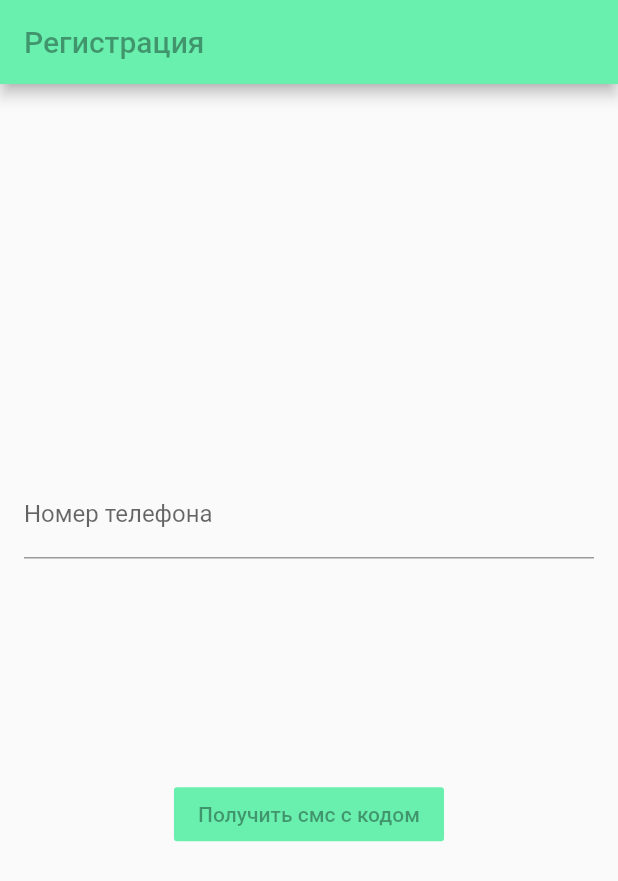
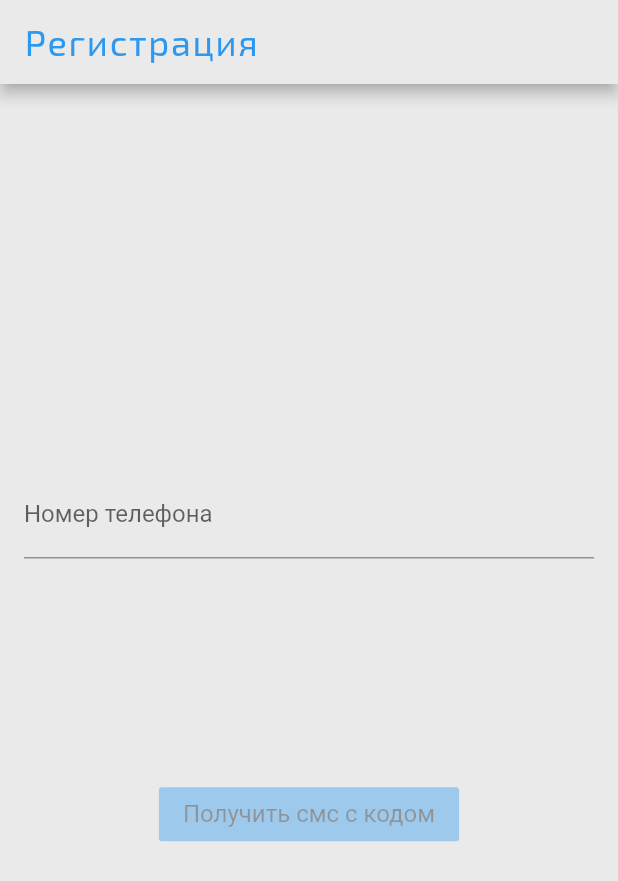
Before and after one commit to voodoo420/flutterFakultativLesson1, a Flutter app: the screen it shows after launch, on a phone screen of 412 x 824 dp. Shown: the top 881 px of the screen. Run offline on Flutter 3.47's test engine with Material 2 defaults, Android fonts, the phone set to English and light mode, and no system bars; our stand-ins replace cloud_firestore, firebase_auth, fluttertoast, shared_preferences; accounts and stored records are empty.

Commit message:
added third lessons code

```diff
--- a/lib/page2ios.dart
+++ /dev/null
@@ -1,87 +0,0 @@
-import 'package:flutter/cupertino.dart';
-import 'package:flutter/material.dart';
-
-import 'MainPage.dart';
-
-class SignInPage extends StatefulWidget {
-  @override
-  _SignInPageState createState() => _SignInPageState();
-}
-
-class _SignInPageState extends State<SignInPage> {
-  bool isCodeSend = false;
-  TextEditingController controller = TextEditingController();
-
-
-  @override
-  void initState() {
-    // TODO: implement initState
-    super.initState();
-  }
-
-  @override
-  Widget build(BuildContext context) {
-    return Scaffold(
-      appBar: AppBar(
-        title: Text(
-          "Регистрация",
-          style: TextStyle(color: Colors.black38),
-        ),
-        backgroundColor: Colors.greenAccent,
-      ),
-      body: Center(
-        child: Padding(
-          padding: const EdgeInsets.all(16.0),
-          child: isCodeSend?
-          Container(
-            height: 400,
-            child: Column(
-              mainAxisAlignment: MainAxisAlignment.spaceAround,
-              children: <Widget>[
-                TextFormField(
-                  controller: controller,
-                  decoration:
-                  InputDecoration(labelText: "Код из СМС", hintText: "код из смс"),
-                ),
-                FlatButton(
-                  color: Colors.greenAccent,
-                  onPressed: () {
-                   Navigator.of(context).push(MaterialPageRoute(builder: (BuildContext context) {
-                     return MainPage();
-                   }));
-                  },
-                  child: Text("Проверить код",
-                    style: TextStyle(color: Colors.black38),),
-                )
-              ],
-            ),
-          )
-              :  Container(
-            height: 400,
-            child: Column(
-              mainAxisAlignment: MainAxisAlignment.spaceAround,
-              children: <Widget>[
-                TextFormField(
-                  controller: controller,
-                  decoration:
-                      InputDecoration(labelText: "Номер телефона", hintText: "+7"),
-                ),
-                FlatButton(
-                  color: Colors.greenAccent,
-                  onPressed: () {
-                    setState(() {
-                      isCodeSend = true;
-                      controller.text = "";
-                    });
-                  },
-                  child: Text("Получить смс с кодом",
-                      style: TextStyle(color: Colors.black38),),
-                )
-              ],
-            ),
-          ),
-        ),
-      ),
-    );
-  }
-}
--- /dev/null
+++ b/lib/themes/colors.dart
@@ -0,0 +1,38 @@
+
+import 'package:flutter/material.dart';
+
+//Светлая тема
+const mainbackgroundlight = const Color(0xFFEAEAEA); //основной задний фон бади и апп бар
+const uplinelight = const Color(0xFFE2E2E2); //самая верхняя полоска
+const bluesimbolslight = const Color(0xFF2C98F0); //синий символ В вверху и число рядом с ним
+const appbartexstlight = const Color(0xFF141414); //оттенок черного текст и гамбургер в апп баре
+const boxlight = const Color(0xFFFFFFFF); //все боксы и контейнеры чисто белые
+const activbottombariconlight = const Color(0xFF2C98F0); //активная иконка нижнего бара и текст под ней - синий оттенок
+const noactivbottombariconlight = const Color(0xFF666666); //не активная иконка нижнего бара и текст под ней - серый оттенок
+const blueactivlight = const Color(0xFF1B5E9E); // активная иконка бокового меню и текст рядом c ней, фон уголка с номером игрока - синий оттенок
+const noactivsdrawericonlight = const Color(0xFF878787); // не активная иконка бокового меню и текст рядом c ней - синий оттенок
+const myprofiletextlight = const Color(0xFF818181); //надпись "Мой профиль" в боковом меню"
+const greyborderlight = const Color(0xFFCBCBCB); // серые бортики текст филдов
+const greytextfieldlight = const Color(0xFF616161); // серый текст подсказки внутри текст филдов
+const greytextbodylight = const Color(0xFF757575); // текст боди основной цвет
+const btngradientstartlight = const Color(0xff147DE1); // синие кнопки с градиентом
+const btngradientendlight = const Color(0xff1B5E9E); // синие кнопки с градиентом
+
+//Темная тема
+const mainbackgrounddark = const Color(0xFF3F3F3F); //основоной задний фон бади и апп бар, экран загрузки
+const uplinedark = const Color(0xFF353535); //самая верхняя полоска
+const bluesimbolsdark = const Color(0xFFFFFFFF); // чисто белый символ В вверху и число рядом с ним
+const appbartexstdark = const Color(0xFFFFFFFF); //чисто белый текст и гамбургер в апп баре
+const boxdark = const Color(0xFF4E4E4E); //все боксы и контейнеры, а также боковая панель и нижний бар - оттенок серого
+const activbottombaricondark = const Color(0xFFFFFFFF); //активная иконка нижнего бара и текст под ней - чисто белый
+const noactivbottombaricondark = const Color(0xFFC6C2C2); //не активная иконка нижнего бара и текст под ней - серый оттенок
+const activsdrawericondark = const Color(0xFFFFFFFF); // активная иконка бокового меню и текст рядом c ней - Чисто белый
+const blueactivdark = const Color(0xFF1B5E9E); //фон уголка с номером игрока - синий оттенок, такой же как у светлой темы
+const noactivsdrawericondark = const Color(0xFFC6C2C2); // не активная иконка бокового меню и текст рядом c ней - серый оттенок
+const myprofiletextdark = const Color(0xFF818181); //надпись "Мой профиль" в боковом меню" одинаокво со светлой темой
+const greybottondark = const Color(0xFFBEBEBE); // серые кнопки
+const greyborderdark = const Color(0xFFCBCBCB); // серые бортики текст филдов
+const greytextbodydark = const Color(0xFFF5F5F5); // текст боди основной цвет
+//const bluebottondark = const Color(linear-gradient(108.97deg, #147DE1 -13.75%, #1B5E9E 102.11%)); // синие кнопки с градиентом
+//общее
+const redSelected = const Color(0xFFFF0000); // те
--- /dev/null
+++ b/lib/themes/custom_theme.dart
@@ -0,0 +1,75 @@
+import 'package:flutterapp/main.dart';
+import 'package:flutterapp/themes/themes.dart';
+import 'package:flutter/material.dart';
+import 'package:flutter/widgets.dart';
+
+class _CustomTheme extends InheritedWidget {
+  final CustomThemeState data;
+
+  _CustomTheme({
+    this.data,
+    Key key,
+    @required Widget child,
+  }) : super(key: key, child: child);
+
+  @override
+  bool updateShouldNotify(_CustomTheme oldWidget) {
+    return true;
+  }
+}
+
+class CustomTheme extends StatefulWidget {
+  final Widget child;
+  final MyThemeKeys initialThemeKey;
+
+  const CustomTheme({
+    Key key,
+    this.initialThemeKey,
+    @required this.child,
+  }) : super(key: key);
+
+  @override
+  CustomThemeState createState() => new CustomThemeState();
+
+  static ThemeData of(BuildContext context) {
+    _CustomTheme inherited =
+        (context.dependOnInheritedWidgetOfExactType<_CustomTheme>());
+    return inherited.data.theme;
+  }
+
+  static CustomThemeState instanceOf(BuildContext context) {
+    _CustomTheme inherited =
+        (context.dependOnInheritedWidgetOfExactType<_CustomTheme>());
+    return inherited.data;
+  }
+}
+
+class CustomThemeState extends State<CustomTheme> {
+  ThemeData _theme;
+
+  ThemeData get theme => _theme;
+  MyThemeKeys mythemeKey;
+
+  @override
+  initState() {
+    mythemeKey=widget.initialThemeKey;
+    _theme = MyThemes.getThemeFromKey(mythemeKey);
+    super.initState();
+  }
+
+  void changeTheme(MyThemeKeys themeKey) {
+    setState(() {
+      _theme = MyThemes.getThemeFromKey(themeKey);
+      mythemeKey=themeKey;
+      prefs.setBool("isDarkTeme", mythemeKey == MyThemeKeys.DARK);
+    });
+  }
+
+  @override
+  Widget build(BuildContext context) {
+    return new _CustomTheme(
+      data: this,
+      child: widget.child,
+    );
+  }
+}
--- /dev/null
+++ b/lib/themes/themes.dart
@@ -0,0 +1,142 @@
+import 'package:flutter/material.dart';
+
+import 'colors.dart';
+
+enum MyThemeKeys {LIGHT, DARK}
+
+class MyThemes {
+
+  static final ThemeData lightThemeFcNnFonts = ThemeData(
+
+    primaryColor: mainbackgroundlight,
+    primaryColorDark: mainbackgroundlight,
+    backgroundColor: mainbackgroundlight,
+    accentColor: activbottombariconlight,
+    scaffoldBackgroundColor: mainbackgroundlight,
+    dialogBackgroundColor: Colors.greenAccent,
+    brightness: Brightness.light,
+    cardColor: boxlight,
+    appBarTheme: AppBarTheme(
+      color: mainbackgroundlight,
+    ),
+    textTheme: TextTheme(
+      caption: TextStyle(color: redSelected, fontFamily: "exo",fontSize: 16 ),
+      bodyText1: TextStyle(color: greytextbodylight),
+      bodyText2: TextStyle(color: greytextbodylight,
+        fontSize: 13,
+        fontFamily: "exo",
+      ),
+
+      headline5: TextStyle(
+        fontSize: 20,
+        fontFamily: "exo",
+        color: appbartexstlight,
+          fontWeight: FontWeight.w700
+      ),
+
+      headline6: TextStyle(
+          color: appbartexstlight,
+          fontSize: 24,
+          fontFamily: "exo",
+          letterSpacing: 1.1,
+          fontWeight: FontWeight.w700
+      ),
+
+      subtitle2: TextStyle(color: appbartexstlight, fontSize: 20),
+
+      headline4: TextStyle(
+          color: noactivsdrawericonlight,
+          fontSize: 24,
+          fontFamily: "exo",
+          letterSpacing: 1.1),
+
+      // боковое меню  Веделенное текст и цвет иконок
+      headline3: TextStyle(
+          color: activbottombariconlight,
+          fontSize: 24,
+          fontFamily: "exo",
+          letterSpacing: 1.1),
+
+    ),
+    primaryIconTheme: IconThemeData(color: appbartexstlight),
+    tabBarTheme: TabBarTheme(
+        unselectedLabelStyle: TextStyle(color: noactivbottombariconlight),
+        labelStyle: TextStyle(color: activbottombariconlight),
+        labelColor: activbottombariconlight,
+        unselectedLabelColor: noactivbottombariconlight),
+  );
+  static final ThemeData darkThemeFcNnFonts = ThemeData(
+    primaryColor: mainbackgrounddark,
+    primaryColorDark: mainbackgrounddark,
+    backgroundColor: mainbackgrounddark,
+    accentColor: blueactivdark,
+    scaffoldBackgroundColor: mainbackgrounddark,
+    dialogBackgroundColor: Colors.black54,
+    brightness: Brightness.dark,
+    cardColor: boxdark,
+    appBarTheme: AppBarTheme(
+      color: mainbackgrounddark,
+    ),
+    textTheme: TextTheme(
+      caption: TextStyle(color: redSelected, fontFamily: "exo",fontSize: 16 ),
+      bodyText1: TextStyle(color: greytextbodydark),
+      bodyText2: TextStyle(color: greytextbodydark,
+        fontSize: 13,
+        fontFamily: "exo",
+      ),
+
+      headline5: TextStyle(
+        fontFamily: "exo",
+        fontSize: 20,
+        color: appbartexstdark,
+          fontWeight: FontWeight.w700
+      ),
+
+      headline6: TextStyle(
+          color: appbartexstdark,
+          fontSize: 24,
+          fontFamily: "exo",
+          letterSpacing: 1.1,
+          fontWeight: FontWeight.w700
+      ),
+
+      subtitle2: TextStyle(color: appbartexstdark, fontSize: 18),
+
+      headline4: TextStyle(
+          color: noactivsdrawericondark,
+          fontSize: 24,
+          fontFamily: "exo",
+          letterSpacing: 1.1,
+          fontWeight: FontWeight.w700
+      ),
+
+      // боковое меню  Веделенное текст и цвет иконок
+      headline3: TextStyle(
+          color: activbottombariconlight,
+          fontSize: 24,
+          fontFamily: "exo",
+          letterSpacing: 1.1,
+          fontWeight: FontWeight.w700
+      ),
+    ),
+
+
+    primaryIconTheme: IconThemeData(color: appbartexstdark),
+    tabBarTheme: TabBarTheme(
+        unselectedLabelStyle: TextStyle(color: noactivbottombaricondark),
+        labelStyle: TextStyle(color: activbottombariconlight),
+        labelColor: activbottombariconlight,
+        unselectedLabelColor: noactivbottombaricondark),
+  );
+
+  static ThemeData getThemeFromKey(MyThemeKeys themeKey) {
+    switch (themeKey) {
+      case MyThemeKeys.LIGHT:
+        return lightThemeFcNnFonts;
+      case MyThemeKeys.DARK:
+        return darkThemeFcNnFonts;
+      default:
+        return lightThemeFcNnFonts;
+    }
+  }
+}
--- /dev/null
+++ b/lib/ui/pages/SignInPage.dart
@@ -0,0 +1,196 @@
+import 'package:firebase_auth/firebase_auth.dart';
+import 'package:flutter/cupertino.dart';
+import 'package:flutter/material.dart';
+import 'package:fluttertoast/fluttertoast.dart';
+
+import '../../main.dart';
+import 'MainPage.dart';
+
+class SignInPage extends StatefulWidget {
+  @override
+  _SignInPageState createState() => _SignInPageState();
+}
+
+class _SignInPageState extends State<SignInPage> {
+  bool isCodeSend = false;
+  TextEditingController controllerPhoneNumber = TextEditingController();
+  TextEditingController controllerCode = TextEditingController();
+  String _verificationId;
+  bool isPhoneNumberFull = false;
+
+  @override
+  void initState() {
+    // TODO: implement initState
+    super.initState();
+  }
+
+  void _onVerifyCode() async {
+    setState(() {
+      isCodeSend = true;
+    });
+    final PhoneVerificationCompleted verificationCompleted =
+        (AuthCredential phoneAuthCredential) {
+      auth.signInWithCredential(phoneAuthCredential).then((AuthResult value) {
+        if (value.user != null) {
+          user = value.user;
+          // Handle loogged in state
+          print(value.user.phoneNumber);
+          if (value.user.displayName != null) {
+            Navigator.pushReplacement(
+                context, MaterialPageRoute(builder: (context) => MainPage()));
+          } else {
+            Navigator.pushReplacement(
+                context, MaterialPageRoute(builder: (context) => MainPage()));
+          }
+        } else {
+          showToast("error_validation_otp");
+        }
+      }).catchError((error) {
+        showToast(error.toString());
+      });
+    };
+    final PhoneVerificationFailed verificationFailed =
+        (AuthException authException) {
+      showToast(authException.message, color: Colors.red);
+      setState(() {
+        isCodeSend = false;
+      });
+    };
+
+    final PhoneCodeSent codeSent =
+        (String verificationId, [int forceResendingToken]) async {
+      _verificationId = verificationId;
+      setState(() {
+        _verificationId = verificationId;
+      });
+    };
+    final PhoneCodeAutoRetrievalTimeout codeAutoRetrievalTimeout =
+        (String verificationId) {
+      _verificationId = verificationId;
+      setState(() {
+        _verificationId = verificationId;
+      });
+    };
+
+    await auth.verifyPhoneNumber(
+        phoneNumber: "+${controllerPhoneNumber.text}",
+        timeout: const Duration(seconds: 60),
+        verificationCompleted: verificationCompleted,
+        verificationFailed: verificationFailed,
+        codeSent: codeSent,
+        codeAutoRetrievalTimeout: codeAutoRetrievalTimeout);
+  }
+
+  void showToast(message, {Color color = Colors.black}) {
+    print(message);
+    Fluttertoast.showToast(
+        msg: message,
+        toastLength: Toast.LENGTH_LONG,
+        gravity: ToastGravity.CENTER,
+        timeInSecForIosWeb: 1,
+        backgroundColor: color,
+        textColor: Colors.white,
+        fontSize: 16.0);
+  }
+
+  void _onFormSubmitted() async {
+    AuthCredential _authCredential = PhoneAuthProvider.getCredential(
+        verificationId: _verificationId, smsCode: controllerCode.text);
+
+    auth.signInWithCredential(_authCredential).then((AuthResult value) {
+      if (value.user != null) {
+        user = value.user;
+        // Handle loogged in state
+        print(value.user.phoneNumber);
+        if (value.user.displayName != null) {
+          Navigator.pushReplacement(
+              context, MaterialPageRoute(builder: (context) => MainPage()));
+        } else {
+          Navigator.pushReplacement(
+              context, MaterialPageRoute(builder: (context) => MainPage()));
+        }
+      } else {
+        showToast("error_validation_otp", color: Colors.red);
+      }
+    }).catchError((error) {
+      showToast("something_went_wrong");
+    });
+  }
+
+  @override
+  Widget build(BuildContext context) {
+    return Scaffold(
+      appBar: AppBar(
+        title: Text(
+          "Регистрация",
+          style: Theme.of(context).textTheme.headline3,
+        ),
+        backgroundColor: Theme.of(context).appBarTheme.color,
+      ),
+      body: Center(
+        child: Padding(
+          padding: const EdgeInsets.all(16.0),
+          child: isCodeSend
+              ? Container(
+                  height: 400,
+                  child: Column(
+                    mainAxisAlignment: MainAxisAlignment.spaceAround,
+                    children: <Widget>[
+                      TextFormField(
+                        controller: controllerCode,
+                        decoration: InputDecoration(
+                            labelText: "Код из СМС", hintText: "код из смс"),
+                      ),
+                      FlatButton(
+                        color: Theme.of(context).accentColor,
+                        onPressed: () {
+                          _onFormSubmitted();
+                        },
+                        child: Text(
+                          "Проверить код",
+                          style: Theme.of(context).textTheme.subtitle1,
+                        ),
+                      )
+                    ],
+                  ),
+                )
+              : Container(
+                  height: 400,
+                  child: Column(
+                    mainAxisAlignment: MainAxisAlignment.spaceAround,
+                    children: <Widget>[
+                      TextFormField(
+                        onChanged: (value) {
+                          if (value == "8") controllerPhoneNumber.text = "7";
+                          setState(() {
+                            isPhoneNumberFull = value.length > 10;
+                          });
+                        },
+                        controller: controllerPhoneNumber,
+                        decoration: InputDecoration(
+                            labelText: "Номер телефона", hintText: ""),
+                      ),
+                      Opacity(
+                          opacity: isPhoneNumberFull ? 1.0 : 0.4,
+                          child: FlatButton(
+                            color: Theme.of(context).accentColor,
+                            onPressed: () {
+                              if (isPhoneNumberFull) {
+                                setState(() {
+                                  _onVerifyCode();
+                                });
+                              }
+                            },
+                            child: Text(
+                              "Получить смс с кодом",
+                              style: Theme.of(context).textTheme.subtitle1,
+                            ),
+                          ))
+                    ],
+                  ),
+                ),
+        ),
+      ),
+    );
+  }
+}
```
Also changed, not shown: lib/main.dart (+28 -17 lines), lib/ui/pages/ChatPage.dart (renamed from lib/ChatPage.dart, +5 -7 lines), lib/ui/pages/MainPage.dart (renamed from lib/MainPage.dart, +17 -7 lines), lib/ui/widgets/drawer.dart (added, +26 -0 lines), pubspec.yaml (+10 -12 lines), assets/fonts/exoRegular.otf (added), assets/fonts/exoSemiBold.otf (added), pubspec.lock.
